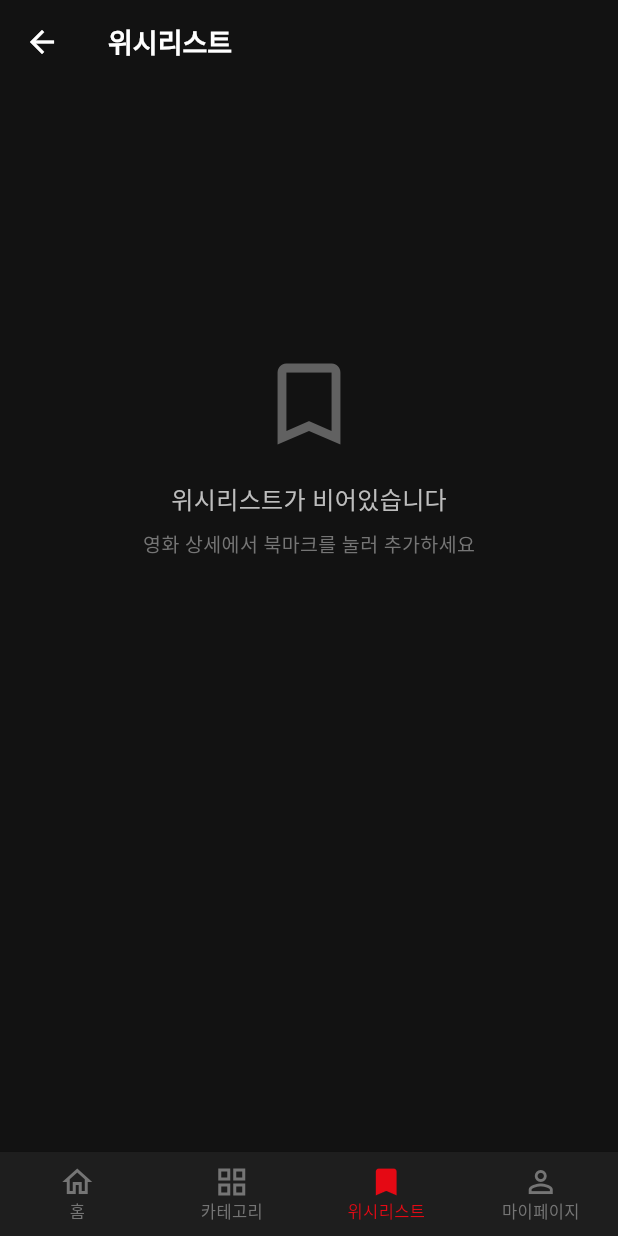
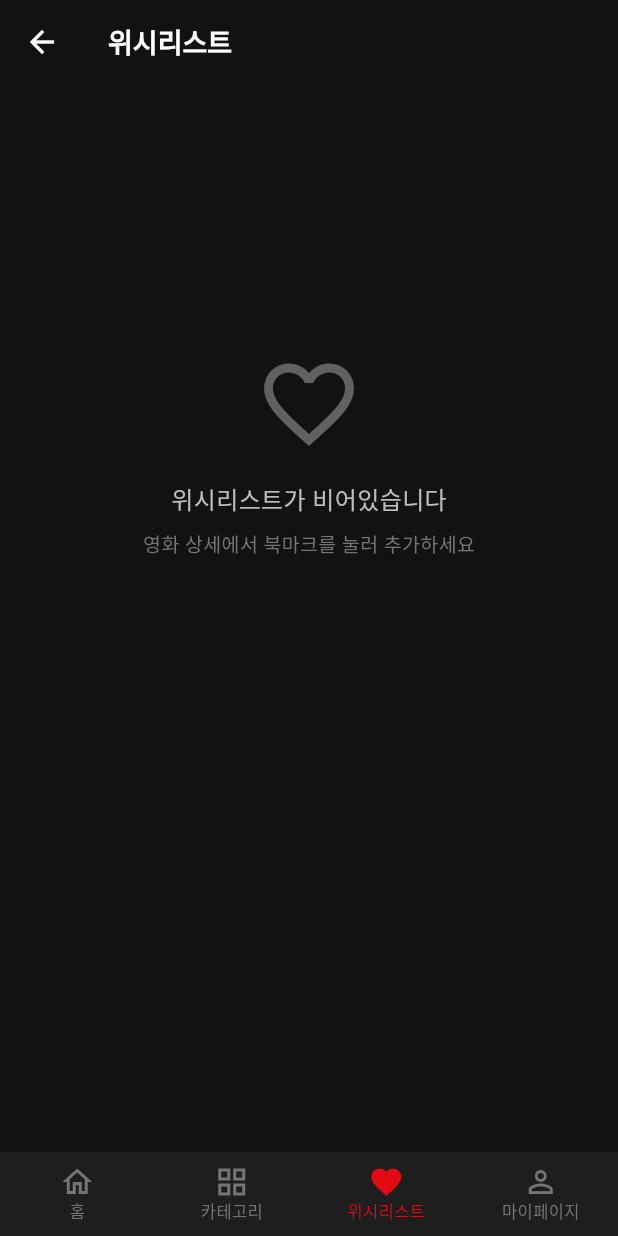
Before and after one commit to kkoungh/AlgoMovie_frontend, a Flutter app: the MainShell screen opened by its route, item 3 of the bottom bar chosen, on a phone screen of 412 x 824 dp. Run offline on Flutter 3.47's test engine with Material 3 defaults, Android fonts, the phone set to English and light mode, and no system bars; our stand-ins replace cached_network_image, flutter_rating_bar, flutter_secure_storage, image_picker; accounts and stored records are empty; network calls fail.

Commit message:
Fix wishlist update and icon UI

```diff
--- a/lib/providers/movie_provider.dart
+++ b/lib/providers/movie_provider.dart
@@ -13,15 +13,17 @@ class MovieProvider extends ChangeNotifier {
   bool _searchLoading = false;
   String? _error;
   Movie? _currentMovie;
+  int _wishlistRevision = 0;
 
-  List<Movie>  get movies        => _movies;
-  List<Movie>  get searchResults => _searchResults;
-  List<String> get genres        => _genres;
-  String       get selectedGenre => _selectedGenre;
-  bool         get loading       => _loading;
-  bool         get searchLoading => _searchLoading;
-  String?      get error         => _error;
-  Movie?       get currentMovie  => _currentMovie;
+  List<Movie> get movies => _movies;
+  List<Movie> get searchResults => _searchResults;
+  List<String> get genres => _genres;
+  String get selectedGenre => _selectedGenre;
+  bool get loading => _loading;
+  bool get searchLoading => _searchLoading;
+  String? get error => _error;
+  Movie? get currentMovie => _currentMovie;
+  int get wishlistRevision => _wishlistRevision;
 
   Future<void> loadGenres() async {
     try {
@@ -38,12 +40,17 @@ class MovieProvider extends ChangeNotifier {
     notifyListeners();
     try {
       final params = <String>[];
-      if (genre != null && genre != '전체') params.add('genre=${Uri.encodeComponent(genre)}');
-      if (country != null) params.add('country=${Uri.encodeComponent(country)}');
+      if (genre != null && genre != '전체') {
+        params.add('genre=${Uri.encodeComponent(genre)}');
+      }
+      if (country != null) {
+        params.add('country=${Uri.encodeComponent(country)}');
+      }
       final path = params.isEmpty ? '/movies' : '/movies?${params.join('&')}';
       final data = await _api.get(path) as Map<String, dynamic>;
       final list = data['movies'] as List<dynamic>;
-      _movies = list.map((m) => Movie.fromJson(m as Map<String, dynamic>)).toList();
+      _movies =
+          list.map((m) => Movie.fromJson(m as Map<String, dynamic>)).toList();
     } catch (e) {
       _error = e.toString();
     } finally {
@@ -66,9 +73,12 @@ class MovieProvider extends ChangeNotifier {
     _searchLoading = true;
     notifyListeners();
     try {
-      final data = await _api.get('/movies/search?q=${Uri.encodeComponent(query)}') as Map<String, dynamic>;
+      final data =
+          await _api.get('/movies/search?q=${Uri.encodeComponent(query)}')
+              as Map<String, dynamic>;
       final list = data['movies'] as List<dynamic>;
-      _searchResults = list.map((m) => Movie.fromJson(m as Map<String, dynamic>)).toList();
+      _searchResults =
+          list.map((m) => Movie.fromJson(m as Map<String, dynamic>)).toList();
     } catch (_) {
       _searchResults = [];
     } finally {
@@ -90,9 +100,12 @@ class MovieProvider extends ChangeNotifier {
 
   Future<List<Movie>> loadSimilarMovies(int movieId) async {
     try {
-      final data = await _api.get('/movies/$movieId/similar') as Map<String, dynamic>;
+      final data =
+          await _api.get('/movies/$movieId/similar') as Map<String, dynamic>;
       final list = data['movies'] as List<dynamic>;
-      return list.map((m) => Movie.fromJson(m as Map<String, dynamic>)).toList();
+      return list
+          .map((m) => Movie.fromJson(m as Map<String, dynamic>))
+          .toList();
     } catch (_) {
       return [];
     }
@@ -102,7 +115,7 @@ class MovieProvider extends ChangeNotifier {
     try {
       await _api.post('/ratings', {
         'movieId': movieId,
-        'score':   score,
+        'score': score,
         if (review != null && review.isNotEmpty) 'review': review,
       });
       return true;
@@ -115,7 +128,7 @@ class MovieProvider extends ChangeNotifier {
     try {
       await _api.post('/feedback', {
         'movieId': movieId,
-        'type':    type,
+        'type': type,
       });
       return true;
     } catch (_) {
@@ -126,6 +139,8 @@ class MovieProvider extends ChangeNotifier {
   Future<bool> toggleWishlist(int movieId) async {
     try {
       await _api.post('/wishlist/$movieId', {});
+      _wishlistRevision++;
+      notifyListeners();
       return true;
     } catch (_) {
       return false;
@@ -137,7 +152,8 @@ class MovieProvider extends ChangeNotifier {
       final data = await _api.get('/mypage/wishlist') as Map<String, dynamic>;
       final list = data['wishlist'] as List<dynamic>;
       return list
-          .map((e) => int.parse((e as Map<String, dynamic>)['movie']['movieId'].toString()))
+          .map((e) => int.parse(
+              (e as Map<String, dynamic>)['movie']['movieId'].toString()))
           .toSet();
     } catch (_) {
       return {};
--- a/lib/screens/main_shell.dart
+++ b/lib/screens/main_shell.dart
@@ -38,25 +38,25 @@ class _MainShellState extends State<MainShell> {
         type: BottomNavigationBarType.fixed,
         selectedFontSize: 11,
         unselectedFontSize: 11,
-        items: [
-          const BottomNavigationBarItem(
+        items: const [
+          BottomNavigationBarItem(
             icon: Icon(Icons.home_outlined),
             activeIcon: Icon(Icons.home),
             label: '홈',
           ),
-          const BottomNavigationBarItem(
+          BottomNavigationBarItem(
             icon: Icon(Icons.grid_view_outlined),
             activeIcon: Icon(Icons.grid_view),
             label: '카테고리',
           ),
           BottomNavigationBarItem(
-            icon: const Icon(Icons.bookmark_border),
-            activeIcon: const Icon(Icons.bookmark),
+            icon: Icon(Icons.favorite_border),
+            activeIcon: Icon(Icons.favorite),
             label: '위시리스트',
           ),
           BottomNavigationBarItem(
-            icon: const Icon(Icons.person_outline),
-            activeIcon: const Icon(Icons.person),
+            icon: Icon(Icons.person_outline),
+            activeIcon: Icon(Icons.person),
             label: '마이페이지',
           ),
         ],
```
Also changed, not shown: lib/screens/wishlist_screen.dart (+51 -15 lines), pubspec.lock, 5 other files.
